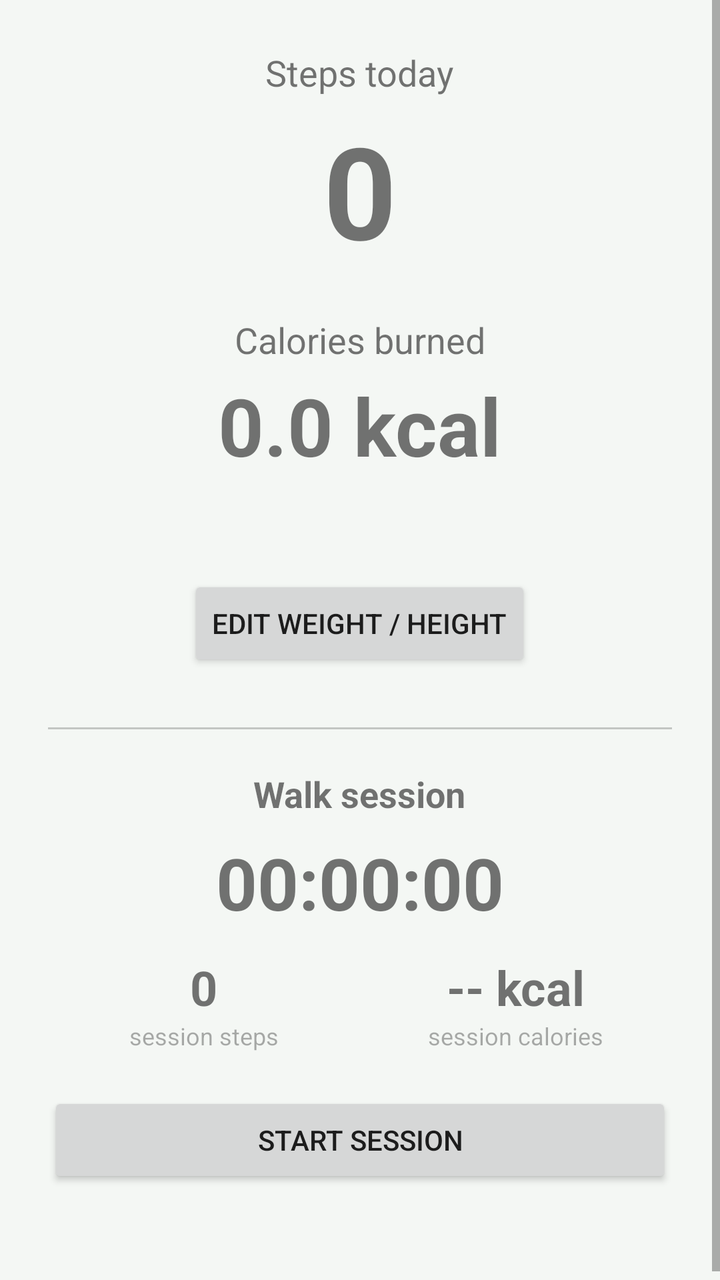
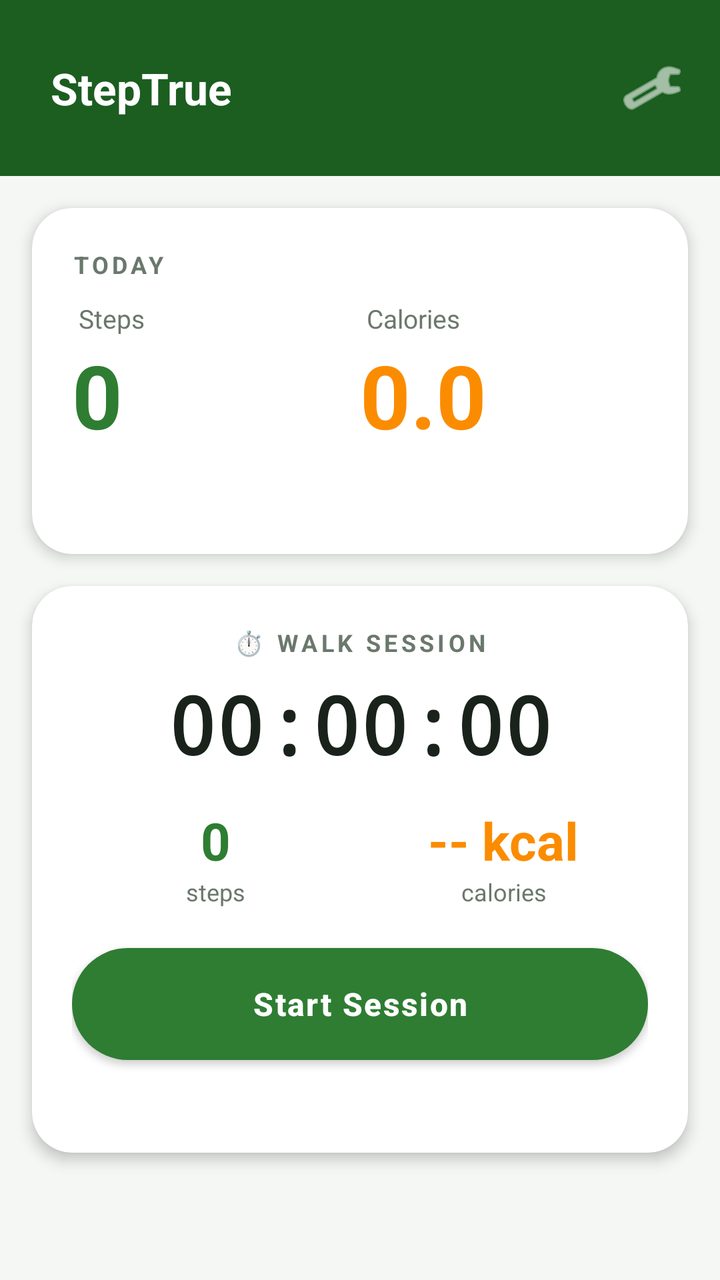

Screens rendered from an Android XML layout before and after an edit, with the pre-edit source and the edit as a unified diff.
<!-- AndroidManifest.xml: application theme Theme.StepCounterApp -->
<!-- res/layout/activity_main.xml -->
<?xml version="1.0" encoding="utf-8"?>
<ScrollView xmlns:android="http://schemas.android.com/apk/res/android"
    android:layout_width="match_parent"
    android:layout_height="match_parent"
    android:fillViewport="true">

    <LinearLayout
        android:layout_width="match_parent"
        android:layout_height="wrap_content"
        android:orientation="vertical"
        android:gravity="center"
        android:padding="24dp">

        <TextView
            android:id="@+id/tvStepsLabel"
            android:layout_width="wrap_content"
            android:layout_height="wrap_content"
            android:text="Steps today"
            android:textSize="18sp" />

        <TextView
            android:id="@+id/tvSteps"
            android:layout_width="wrap_content"
            android:layout_height="wrap_content"
            android:layout_marginTop="4dp"
            android:text="0"
            android:textSize="64sp"
            android:textStyle="bold" />

        <TextView
            android:id="@+id/tvCaloriesLabel"
            android:layout_width="wrap_content"
            android:layout_height="wrap_content"
            android:layout_marginTop="20dp"
            android:text="Calories burned"
            android:textSize="18sp" />

        <TextView
            android:id="@+id/tvCalories"
            android:layout_width="wrap_content"
            android:layout_height="wrap_content"
            android:layout_marginTop="4dp"
            android:text="0.0 kcal"
            android:textSize="40sp"
            android:textStyle="bold" />

        <TextView
            android:id="@+id/tvStatus"
            android:layout_width="wrap_content"
            android:layout_height="wrap_content"
            android:layout_marginTop="16dp"
            android:textSize="12sp"
            android:alpha="0.6"
            android:gravity="center"
            android:text="" />

        <Button
            android:id="@+id/btnEditProfile"
            android:layout_width="wrap_content"
            android:layout_height="wrap_content"
            android:layout_marginTop="16dp"
            android:text="Edit weight / height" />

        <View
            android:layout_width="match_parent"
            android:layout_height="1dp"
            android:layout_marginTop="28dp"
            android:layout_marginBottom="20dp"
            android:background="#33000000" />

        <TextView
            android:id="@+id/tvSessionTitle"
            android:layout_width="wrap_content"
            android:layout_height="wrap_content"
            android:text="Walk session"
            android:textSize="18sp"
            android:textStyle="bold" />

        <TextView
            android:id="@+id/tvSessionTimer"
            android:layout_width="wrap_content"
            android:layout_height="wrap_content"
            android:layout_marginTop="8dp"
            android:text="00:00:00"
            android:textSize="36sp"
            android:textStyle="bold" />

        <LinearLayout
            android:layout_width="match_parent"
            android:layout_height="wrap_content"
            android:layout_marginTop="12dp"
            android:orientation="horizontal"
            android:gravity="center">

            <LinearLayout
                android:layout_width="0dp"
                android:layout_height="wrap_content"
                android:layout_weight="1"
                android:orientation="vertical"
                android:gravity="center">

                <TextView
                    android:id="@+id/tvSessionSteps"
                    android:layout_width="wrap_content"
                    android:layout_height="wrap_content"
                    android:text="0"
                    android:textSize="24sp"
                    android:textStyle="bold" />

                <TextView
                    android:layout_width="wrap_content"
                    android:layout_height="wrap_content"
                    android:text="session steps"
                    android:textSize="12sp"
                    android:alpha="0.6" />
            </LinearLayout>

            <LinearLayout
                android:layout_width="0dp"
                android:layout_height="wrap_content"
                android:layout_weight="1"
                android:orientation="vertical"
                android:gravity="center">

                <TextView
                    android:id="@+id/tvSessionCalories"
                    android:layout_width="wrap_content"
                    android:layout_height="wrap_content"
                    android:text="-- kcal"
                    android:textSize="24sp"
                    android:textStyle="bold" />

                <TextView
                    android:layout_width="wrap_content"
                    android:layout_height="wrap_content"
                    android:text="session calories"
                    android:textSize="12sp"
                    android:alpha="0.6" />
            </LinearLayout>
        </LinearLayout>

        <Button
            android:id="@+id/btnSession"
            android:layout_width="match_parent"
            android:layout_height="wrap_content"
            android:layout_marginTop="20dp"
            android:text="Start Session" />

        <TextView
            android:id="@+id/tvSessionHint"
            android:layout_width="wrap_content"
            android:layout_height="wrap_content"
            android:layout_marginTop="10dp"
            android:textSize="12sp"
            android:alpha="0.6"
            android:gravity="center"
            android:text="" />

    </LinearLayout>
</ScrollView>
<!-- resources referenced by this layout -->
<resources>
  <style name="Theme.StepCounterApp" parent="Theme.MaterialComponents.DayNight.NoActionBar">
          <item name="colorPrimary">@color/green_700</item>
          <item name="colorPrimaryDark">@color/green_900</item>
          <item name="colorAccent">@color/green_500</item>
          <item name="android:windowBackground">@color/bg_screen</item>
          <item name="android:statusBarColor">@color/green_900</item>
      </style>
  <color name="green_700">#2E7D32</color>
  <color name="green_900">#1B5E20</color>
  <color name="green_500">#43A047</color>
  <color name="bg_screen">#F4F7F4</color>
</resources>

<!-- the commit's change to res/layout/activity_main.xml (unified diff, before → after) -->
@@ -1,160 +1,253 @@
 <?xml version="1.0" encoding="utf-8"?>
 <ScrollView xmlns:android="http://schemas.android.com/apk/res/android"
+    xmlns:app="http://schemas.android.com/apk/res-auto"
     android:layout_width="match_parent"
     android:layout_height="match_parent"
+    android:background="@color/bg_screen"
     android:fillViewport="true">
 
     <LinearLayout
         android:layout_width="match_parent"
         android:layout_height="wrap_content"
         android:orientation="vertical"
-        android:gravity="center"
-        android:padding="24dp">
-
-        <TextView
-            android:id="@+id/tvStepsLabel"
-            android:layout_width="wrap_content"
-            android:layout_height="wrap_content"
-            android:text="Steps today"
-            android:textSize="18sp" />
-
-        <TextView
-            android:id="@+id/tvSteps"
-            android:layout_width="wrap_content"
-            android:layout_height="wrap_content"
-            android:layout_marginTop="4dp"
-            android:text="0"
-            android:textSize="64sp"
-            android:textStyle="bold" />
-
-        <TextView
-            android:id="@+id/tvCaloriesLabel"
-            android:layout_width="wrap_content"
-            android:layout_height="wrap_content"
-            android:layout_marginTop="20dp"
-            android:text="Calories burned"
-            android:textSize="18sp" />
-
-        <TextView
-            android:id="@+id/tvCalories"
-            android:layout_width="wrap_content"
-            android:layout_height="wrap_content"
-            android:layout_marginTop="4dp"
-            android:text="0.0 kcal"
-            android:textSize="40sp"
-            android:textStyle="bold" />
-
-        <TextView
-            android:id="@+id/tvStatus"
-            android:layout_width="wrap_content"
-            android:layout_height="wrap_content"
-            android:layout_marginTop="16dp"
-            android:textSize="12sp"
-            android:alpha="0.6"
-            android:gravity="center"
-            android:text="" />
-
-        <Button
-            android:id="@+id/btnEditProfile"
-            android:layout_width="wrap_content"
-            android:layout_height="wrap_content"
-            android:layout_marginTop="16dp"
-            android:text="Edit weight / height" />
-
-        <View
-            android:layout_width="match_parent"
-            android:layout_height="1dp"
-            android:layout_marginTop="28dp"
-            android:layout_marginBottom="20dp"
-            android:background="#33000000" />
-
-        <TextView
-            android:id="@+id/tvSessionTitle"
-            android:layout_width="wrap_content"
-            android:layout_height="wrap_content"
-            android:text="Walk session"
-            android:textSize="18sp"
-            android:textStyle="bold" />
-
-        <TextView
-            android:id="@+id/tvSessionTimer"
-            android:layout_width="wrap_content"
-            android:layout_height="wrap_content"
-            android:layout_marginTop="8dp"
-            android:text="00:00:00"
-            android:textSize="36sp"
-            android:textStyle="bold" />
-
+        android:paddingBottom="24dp">
+
+        
         <LinearLayout
             android:layout_width="match_parent"
             android:layout_height="wrap_content"
-            android:layout_marginTop="12dp"
             android:orientation="horizontal"
-            android:gravity="center">
-
-            <LinearLayout
+            android:gravity="center_vertical"
+            android:background="@color/green_900"
+            android:paddingStart="20dp"
+            android:paddingEnd="12dp"
+            android:paddingTop="22dp"
+            android:paddingBottom="22dp">
+
+            <TextView
                 android:layout_width="0dp"
                 android:layout_height="wrap_content"
                 android:layout_weight="1"
-                android:orientation="vertical"
-                android:gravity="center">
-
-                <TextView
-                    android:id="@+id/tvSessionSteps"
-                    android:layout_width="wrap_content"
-                    android:layout_height="wrap_content"
-                    android:text="0"
-                    android:textSize="24sp"
-                    android:textStyle="bold" />
-
-                <TextView
-                    android:layout_width="wrap_content"
-                    android:layout_height="wrap_content"
-                    android:text="session steps"
-                    android:textSize="12sp"
-                    android:alpha="0.6" />
-            </LinearLayout>
-
-            <LinearLayout
-                android:layout_width="0dp"
-                android:layout_height="wrap_content"
-                android:layout_weight="1"
-                android:orientation="vertical"
-                android:gravity="center">
-
-                <TextView
-                    android:id="@+id/tvSessionCalories"
-                    android:layout_width="wrap_content"
-                    android:layout_height="wrap_content"
-                    android:text="-- kcal"
-                    android:textSize="24sp"
-                    android:textStyle="bold" />
-
-                <TextView
-                    android:layout_width="wrap_content"
-                    android:layout_height="wrap_content"
-                    android:text="session calories"
-                    android:textSize="12sp"
-                    android:alpha="0.6" />
-            </LinearLayout>
+                android:text="\uD83D\uDC63 StepTrue"
+                android:textColor="#FFFFFF"
+                android:textSize="22sp"
+                android:textStyle="bold" />
+
+            <ImageButton
+                android:id="@+id/btnEditProfile"
+                android:layout_width="44dp"
+                android:layout_height="44dp"
+                android:background="?attr/selectableItemBackgroundBorderless"
+                android:contentDescription="Edit profile"
+                android:padding="8dp"
+                android:src="@android:drawable/ic_menu_manage"
+                app:tint="#FFFFFF" />
         </LinearLayout>
 
-        <Button
-            android:id="@+id/btnSession"
+        
+        <com.google.android.material.card.MaterialCardView
             android:layout_width="match_parent"
             android:layout_height="wrap_content"
-            android:layout_marginTop="20dp"
-            android:text="Start Session" />
-
-        <TextView
-            android:id="@+id/tvSessionHint"
-            android:layout_width="wrap_content"
+            android:layout_margin="16dp"
+            app:cardCornerRadius="20dp"
+            app:cardElevation="4dp"
+            app:cardBackgroundColor="@color/card_bg">
+
+            <LinearLayout
+                android:layout_width="match_parent"
+                android:layout_height="wrap_content"
+                android:orientation="vertical"
+                android:padding="20dp">
+
+                <TextView
+                    android:layout_width="wrap_content"
+                    android:layout_height="wrap_content"
+                    android:text="TODAY"
+                    android:textColor="@color/text_secondary"
+                    android:textSize="12sp"
+                    android:letterSpacing="0.15"
+                    android:textStyle="bold" />
+
+                <LinearLayout
+                    android:layout_width="match_parent"
+                    android:layout_height="wrap_content"
+                    android:layout_marginTop="10dp"
+                    android:orientation="horizontal">
+
+                    <LinearLayout
+                        android:layout_width="0dp"
+                        android:layout_height="wrap_content"
+                        android:layout_weight="1"
+                        android:orientation="vertical">
+
+                        <TextView
+                            android:layout_width="wrap_content"
+                            android:layout_height="wrap_content"
+                            android:text="\uD83D\uDC63 Steps"
+                            android:textColor="@color/text_secondary"
+                            android:textSize="13sp" />
+
+                        <TextView
+                            android:id="@+id/tvSteps"
+                            android:layout_width="wrap_content"
+                            android:layout_height="wrap_content"
+                            android:text="0"
+                            android:textColor="@color/green_700"
+                            android:textSize="44sp"
+                            android:textStyle="bold" />
+                    </LinearLayout>
+
+                    <LinearLayout
+                        android:layout_width="0dp"
+                        android:layout_height="wrap_content"
+                        android:layout_weight="1"
+                        android:orientation="vertical">
+
+                        <TextView
+                            android:layout_width="wrap_content"
+                            android:layout_height="wrap_content"
+                            android:text="\uD83D\uDD25 Calories"
+                            android:textColor="@color/text_secondary"
+                            android:textSize="13sp" />
+
+                        <TextView
+                            android:id="@+id/tvCalories"
+                            android:layout_width="wrap_content"
+                            android:layout_height="wrap_content"
+                            android:text="0.0"
+                            android:textColor="@color/orange_600"
+                            android:textSize="44sp"
+                            android:textStyle="bold" />
+                    </LinearLayout>
+                </LinearLayout>
+
+                <TextView
+                    android:id="@+id/tvStatus"
+                    android:layout_width="match_parent"
+                    android:layout_height="wrap_content"
+                    android:layout_marginTop="14dp"
+                    android:text=""
+                    android:textColor="@color/text_secondary"
+                    android:textSize="12sp" />
+            </LinearLayout>
+        </com.google.android.material.card.MaterialCardView>
+
+        
+        <com.google.android.material.card.MaterialCardView
+            android:layout_width="match_parent"
             android:layout_height="wrap_content"
-            android:layout_marginTop="10dp"
-            android:textSize="12sp"
-            android:alpha="0.6"
-            android:gravity="center"
-            android:text="" />
+            android:layout_marginStart="16dp"
+            android:layout_marginEnd="16dp"
+            app:cardCornerRadius="20dp"
+            app:cardElevation="4dp"
+            app:cardBackgroundColor="@color/card_bg">
+
+            <LinearLayout
+                android:layout_width="match_parent"
+                android:layout_height="wrap_content"
+                android:orientation="vertical"
+                android:gravity="center_horizontal"
+                android:padding="20dp">
+
+                <TextView
+                    android:layout_width="wrap_content"
+                    android:layout_height="wrap_content"
+                    android:text="\u23F1\uFE0F WALK SESSION"
+                    android:textColor="@color/text_secondary"
+                    android:textSize="12sp"
+                    android:letterSpacing="0.15"
+                    android:textStyle="bold" />
+
+                <TextView
+                    android:id="@+id/tvSessionTimer"
+                    android:layout_width="wrap_content"
+                    android:layout_height="wrap_content"
+                    android:layout_marginTop="6dp"
+                    android:fontFamily="monospace"
+                    android:text="00:00:00"
+                    android:textColor="@color/text_primary"
+                    android:textSize="40sp"
+                    android:textStyle="bold" />
+
+                <LinearLayout
+                    android:layout_width="match_parent"
+                    android:layout_height="wrap_content"
+                    android:layout_marginTop="14dp"
+                    android:orientation="horizontal">
+
+                    <LinearLayout
+                        android:layout_width="0dp"
+                        android:layout_height="wrap_content"
+                        android:layout_weight="1"
+                        android:orientation="vertical"
+                        android:gravity="center">
+
+                        <TextView
+                            android:id="@+id/tvSessionSteps"
+                            android:layout_width="wrap_content"
+                            android:layout_height="wrap_content"
+                            android:text="0"
+                            android:textColor="@color/green_700"
+                            android:textSize="26sp"
+                            android:textStyle="bold" />
+
+                        <TextView
+                            android:layout_width="wrap_content"
+                            android:layout_height="wrap_content"
+                            android:text="steps"
+                            android:textColor="@color/text_secondary"
+                            android:textSize="12sp" />
+                    </LinearLayout>
+
+                    <LinearLayout
+                        android:layout_width="0dp"
+                        android:layout_height="wrap_content"
+                        android:layout_weight="1"
+                        android:orientation="vertical"
+                        android:gravity="center">
+
+                        <TextView
+                            android:id="@+id/tvSessionCalories"
+                            android:layout_width="wrap_content"
+                            android:layout_height="wrap_content"
+                            android:text="-- kcal"
+                            android:textColor="@color/orange_600"
+                            android:textSize="26sp"
+                            android:textStyle="bold" />
+
+                        <TextView
+                            android:layout_width="wrap_content"
+                            android:layout_height="wrap_content"
+                            android:text="calories"
+                            android:textColor="@color/text_secondary"
+                            android:textSize="12sp" />
+                    </LinearLayout>
+                </LinearLayout>
+
+                <Button
+                    android:id="@+id/btnSession"
+                    android:layout_width="match_parent"
+                    android:layout_height="56dp"
+                    android:layout_marginTop="20dp"
+                    android:background="@drawable/bg_pill_button_start"
+                    android:letterSpacing="0.05"
+                    android:text="Start Session"
+                    android:textAllCaps="false"
+                    android:textColor="#FFFFFF"
+                    android:textSize="16sp"
+                    android:textStyle="bold" />
+
+                <TextView
+                    android:id="@+id/tvSessionHint"
+                    android:layout_width="match_parent"
+                    android:layout_height="wrap_content"
+                    android:layout_marginTop="10dp"
+                    android:gravity="center"
+                    android:text=""
+                    android:textColor="@color/text_secondary"
+                    android:textSize="12sp" />
+            </LinearLayout>
+        </com.google.android.material.card.MaterialCardView>
 
     </LinearLayout>
 </ScrollView>
<!-- resource entries referenced after the edit -->
@@ -1,5 +1,19 @@
 <!-- resources referenced by this layout -->
 <resources>
+  <color name="bg_screen">#F4F7F4</color>
+  <color name="card_bg">#FFFFFF</color>
+  <color name="green_700">#2E7D32</color>
+  <color name="green_900">#1B5E20</color>
+  <color name="orange_600">#FB8C00</color>
+  <color name="text_primary">#1A231B</color>
+  <color name="text_secondary">#6B786C</color>
+  <!-- drawable bg_pill_button_start (drawable) -->
+  <?xml version="1.0" encoding="utf-8"?>
+  <shape xmlns:android="http://schemas.android.com/apk/res/android"
+      android:shape="rectangle">
+      <solid android:color="@color/green_700" />
+      <corners android:radius="28dp" />
+  </shape>
   <style name="Theme.StepCounterApp" parent="Theme.MaterialComponents.DayNight.NoActionBar">
           <item name="colorPrimary">@color/green_700</item>
           <item name="colorPrimaryDark">@color/green_900</item>
@@ -7,9 +21,6 @@
           <item name="android:windowBackground">@color/bg_screen</item>
           <item name="android:statusBarColor">@color/green_900</item>
       </style>
-  <color name="green_700">#2E7D32</color>
-  <color name="green_900">#1B5E20</color>
   <color name="green_500">#43A047</color>
-  <color name="bg_screen">#F4F7F4</color>
 </resources>
 
